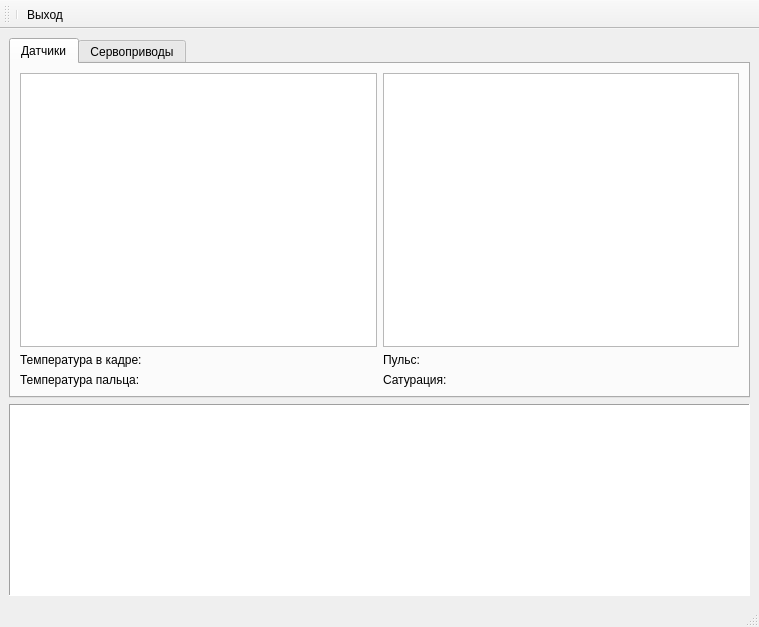
First picture: the form in application/main_window.ui, repository mashka-kashka/qrobot, before the edit.
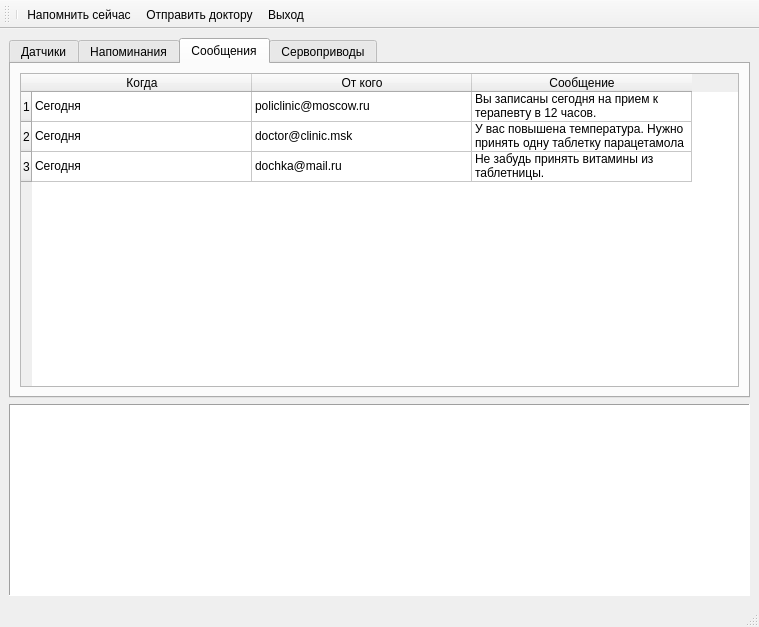
Second picture: the form after the edit. Icons and pictures are not drawn.

Patch:
```diff
--- a/application/main_window.ui
+++ b/application/main_window.ui
@@ -37,7 +37,7 @@
        </size>
       </property>
       <property name="currentIndex">
-       <number>0</number>
+       <number>2</number>
       </property>
       <widget class="QWidget" name="tabCamera">
        <attribute name="icon">
@@ -82,6 +82,181 @@
           </property>
          </widget>
         </item>
+        <item row="0" column="1">
+         <widget class="QGraphicsView" name="gv_camera"/>
+        </item>
+       </layout>
+      </widget>
+      <widget class="QWidget" name="tabRemind">
+       <attribute name="icon">
+        <iconset>
+         <normaloff>../icons/alarm-clock.png</normaloff>../icons/alarm-clock.png</iconset>
+       </attribute>
+       <attribute name="title">
+        <string>Напоминания</string>
+       </attribute>
+       <layout class="QGridLayout" name="gridLayout_2">
+        <item row="0" column="0">
+         <widget class="QTableWidget" name="twEvents">
+          <attribute name="horizontalHeaderDefaultSectionSize">
+           <number>350</number>
+          </attribute>
+          <row>
+           <property name="text">
+            <string>1</string>
+           </property>
+          </row>
+          <row>
+           <property name="text">
+            <string>2</string>
+           </property>
+          </row>
+          <row>
+           <property name="text">
+            <string>3</string>
+           </property>
+          </row>
+          <column>
+           <property name="text">
+            <string>Время</string>
+           </property>
+          </column>
+          <column>
+           <property name="text">
+            <string>Напоминание</string>
+           </property>
+          </column>
+          <item row="0" column="0">
+           <property name="text">
+            <string>9:00</string>
+           </property>
+          </item>
+          <item row="0" column="1">
+           <property name="text">
+            <string>Примите витамины из таблетницы</string>
+           </property>
+          </item>
+          <item row="1" column="0">
+           <property name="text">
+            <string>11:00</string>
+           </property>
+          </item>
+          <item row="1" column="1">
+           <property name="text">
+            <string>Вы записаны к терапевту в 12 часов</string>
+           </property>
+          </item>
+          <item row="2" column="0">
+           <property name="text">
+            <string>18:00</string>
+           </property>
+          </item>
+          <item row="2" column="1">
+           <property name="text">
+            <string>Примите одну таблетку Парацетамола</string>
+           </property>
+          </item>
+         </widget>
+        </item>
+       </layout>
+      </widget>
+      <widget class="QWidget" name="tabMessages">
+       <attribute name="icon">
+        <iconset>
+         <normaloff>../icons/email.png</normaloff>../icons/email.png</iconset>
+       </attribute>
+       <attribute name="title">
+        <string>Сообщения</string>
+       </attribute>
+       <layout class="QGridLayout" name="gridLayout_6">
+        <item row="0" column="0" colspan="2">
+         <widget class="QTableWidget" name="tblMessages">
+          <property name="rowCount">
+           <number>3</number>
+          </property>
+          <property name="columnCount">
+           <number>3</number>
+          </property>
+          <attribute name="horizontalHeaderDefaultSectionSize">
+           <number>220</number>
+          </attribute>
+          <row>
+           <property name="text">
+            <string>1</string>
+           </property>
+          </row>
+          <row>
+           <property name="text">
+            <string>2</string>
+           </property>
+          </row>
+          <row>
+           <property name="text">
+            <string>3</string>
+           </property>
+          </row>
+          <column>
+           <property name="text">
+            <string>Когда</string>
+           </property>
+          </column>
+          <column>
+           <property name="text">
+            <string>От кого</string>
+           </property>
+          </column>
+          <column>
+           <property name="text">
+            <string>Сообщение</string>
+           </property>
+          </column>
+          <item row="0" column="0">
+           <property name="text">
+            <string>Сегодня</string>
+           </property>
+          </item>
+          <item row="0" column="1">
+           <property name="text">
+            <string>policlinic@moscow.ru</string>
+           </property>
+          </item>
+          <item row="0" column="2">
+           <property name="text">
+            <string>Вы записаны сегодня на прием к терапевту в 12 часов.</string>
+           </property>
+          </item>
+          <item row="1" column="0">
+           <property name="text">
+            <string>Сегодня</string>
+           </property>
+          </item>
+          <item row="1" column="1">
+           <property name="text">
+            <string>doctor@clinic.msk</string>
+           </property>
+          </item>
+          <item row="1" column="2">
+           <property name="text">
+            <string>У вас повышена температура. Нужно принять одну таблетку парацетамола</string>
+           </property>
+          </item>
+          <item row="2" column="0">
+           <property name="text">
+            <string>Сегодня</string>
+           </property>
+          </item>
+          <item row="2" column="1">
+           <property name="text">
+            <string>dochka@mail.ru</string>
+           </property>
+          </item>
+          <item row="2" column="2">
+           <property name="text">
+            <string>Не забудь принять витамины из таблетницы.</string>
+           </property>
+          </item>
+         </widget>
+        </item>
        </layout>
       </widget>
       <widget class="QWidget" name="tabServos">
@@ -152,6 +327,8 @@
     <bool>false</bool>
    </attribute>
    <addaction name="separator"/>
+   <addaction name="actionRemindNow"/>
+   <addaction name="actionSendToDoctor"/>
    <addaction name="actionExit"/>
   </widget>
   <action name="actionExit">
@@ -169,6 +346,30 @@
     <string>Ctrl+X</string>
    </property>
   </action>
+  <action name="actionSendToDoctor">
+   <property name="icon">
+    <iconset>
+     <normaloff>../icons/doctor.png</normaloff>../icons/doctor.png</iconset>
+   </property>
+   <property name="text">
+    <string>Отправить доктору</string>
+   </property>
+   <property name="toolTip">
+    <string>Отправить показания датчиков доктору</string>
+   </property>
+  </action>
+  <action name="actionRemindNow">
+   <property name="icon">
+    <iconset>
+     <normaloff>../icons/alarm.png</normaloff>../icons/alarm.png</iconset>
+   </property>
+   <property name="text">
+    <string>Напомнить сейчас</string>
+   </property>
+   <property name="toolTip">
+    <string>Сделать напоминание сейчас</string>
+   </property>
+  </action>
  </widget>
  <resources/>
  <connections>
```
Left out of the diff: 39 changed lines with no effect on the pictures.
